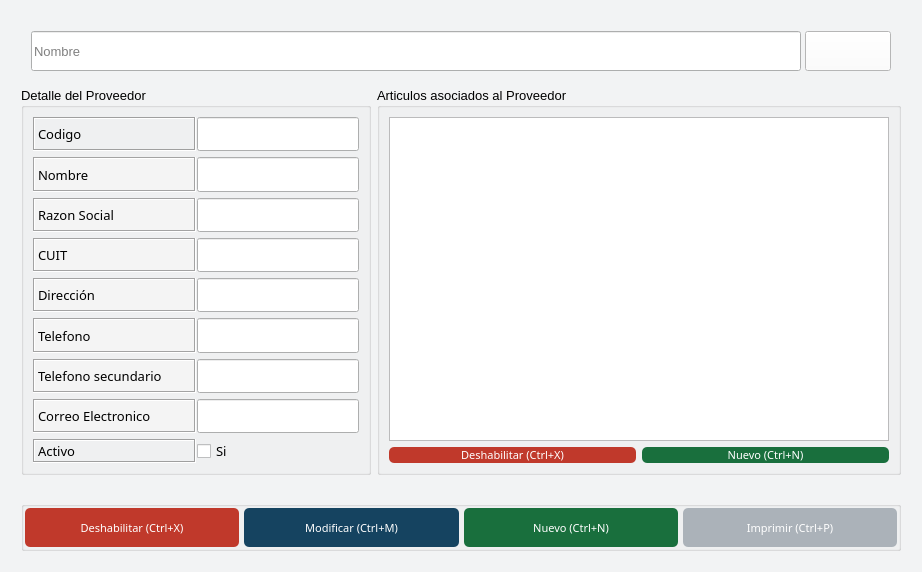
First picture: the form in Vistas/gui/detalles/proveedor_detalle.ui, repository Lonaris/Corupel, before the edit.
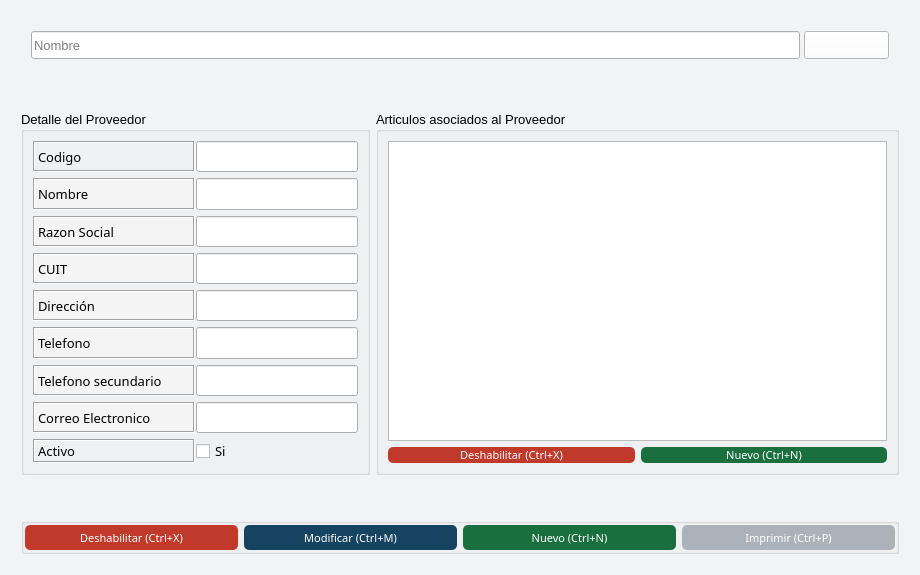
Second picture: the form after the edit. Icons and pictures are not drawn.

Commit message:
Actualizacion de gui detalles
Ahora un articulo puede ver los proveedores asociados.

Patch:
```diff
--- a/Vistas/gui/detalles/proveedor_detalle.ui
+++ b/Vistas/gui/detalles/proveedor_detalle.ui
@@ -6,8 +6,8 @@
    <rect>
     <x>0</x>
     <y>0</y>
-    <width>922</width>
-    <height>572</height>
+    <width>920</width>
+    <height>575</height>
    </rect>
   </property>
   <property name="sizePolicy">
@@ -442,7 +442,7 @@
   </property>
   <layout class="QGridLayout" name="gridLayout_2">
    <item row="0" column="0">
-    <layout class="QVBoxLayout" name="verticalLayout">
+    <layout class="QVBoxLayout" name="main_layout" stretch="1,1,10,1,1">
      <property name="leftMargin">
       <number>10</number>
      </property>
@@ -558,9 +558,22 @@
       </layout>
      </item>
      <item>
-      <layout class="QHBoxLayout" name="horizontalLayout" stretch="40,60">
+      <spacer name="horizontalSpacer_2">
+       <property name="orientation">
+        <enum>Qt::Horizontal</enum>
+       </property>
+       <property name="sizeHint" stdset="0">
+        <size>
+         <width>40</width>
+         <height>20</height>
+        </size>
+       </property>
+      </spacer>
+     </item>
+     <item>
+      <layout class="QHBoxLayout" name="layout_detalles" stretch="40,60">
        <item>
-        <widget class="QGroupBox" name="groupBox_2">
+        <widget class="QGroupBox" name="box_proveedor">
          <property name="font">
           <font>
            <family>MS Shell Dlg 2</family>
@@ -1051,7 +1064,7 @@
         </widget>
        </item>
        <item>
-        <widget class="QGroupBox" name="groupBox_3">
+        <widget class="QGroupBox" name="box_articulos">
          <property name="font">
           <font>
            <pointsize>10</pointsize>
@@ -1662,7 +1675,7 @@
        <property name="title">
         <string/>
        </property>
-       <layout class="QGridLayout" name="gridLayout_4" columnstretch="10,10,10,10">
+       <layout class="QHBoxLayout" name="horizontalLayout">
         <property name="sizeConstraint">
          <enum>QLayout::SetMinimumSize</enum>
         </property>
@@ -1678,60 +1691,7 @@
         <property name="bottomMargin">
          <number>1</number>
         </property>
-        <property name="horizontalSpacing">
-         <number>5</number>
-        </property>
-        <item row="1" column="1">
-         <widget class="QPushButton" name="btn_modificar">
-          <property name="sizePolicy">
-           <sizepolicy hsizetype="Expanding" vsizetype="Expanding">
-            <horstretch>0</horstretch>
-            <verstretch>0</verstretch>
-           </sizepolicy>
-          </property>
-          <property name="font">
-           <font>
-            <family>Ariall</family>
-            <pointsize>-1</pointsize>
-           </font>
-          </property>
-          <property name="styleSheet">
-           <string notr="true">/*Estilos para el botón*/
-#btn_modificar{
-	background-color: #154360;
-	color: #ffffff;
-	font-family: 'Ariall';
-	font-size: 11px;
-	border-radius: 5px;
-	}
-
-#btn_modificar:hover{
-	background-color: #0101DF;
-	}
-</string>
-          </property>
-          <property name="text">
-           <string>Modificar (Ctrl+M)</string>
-          </property>
-          <property name="icon">
-           <iconset>
-            <normaloff>../ico/edit.ico</normaloff>../ico/edit.ico</iconset>
-          </property>
-          <property name="iconSize">
-           <size>
-            <width>40</width>
-            <height>40</height>
-           </size>
-          </property>
-          <property name="checkable">
-           <bool>false</bool>
-          </property>
-          <property name="autoDefault">
-           <bool>false</bool>
-          </property>
-         </widget>
-        </item>
-        <item row="1" column="0">
+        <item>
          <widget class="QPushButton" name="btn_deshabilitar">
           <property name="sizePolicy">
            <sizepolicy hsizetype="Expanding" vsizetype="Expanding">
@@ -2190,7 +2150,57 @@
           </property>
          </widget>
         </item>
-        <item row="1" column="2">
+        <item>
+         <widget class="QPushButton" name="btn_modificar">
+          <property name="sizePolicy">
+           <sizepolicy hsizetype="Expanding" vsizetype="Expanding">
+            <horstretch>0</horstretch>
+            <verstretch>0</verstretch>
+           </sizepolicy>
+          </property>
+          <property name="font">
+           <font>
+            <family>Ariall</family>
+            <pointsize>-1</pointsize>
+           </font>
+          </property>
+          <property name="styleSheet">
+           <string notr="true">/*Estilos para el botón*/
+#btn_modificar{
+	background-color: #154360;
+	color: #ffffff;
+	font-family: 'Ariall';
+	font-size: 11px;
+	border-radius: 5px;
+	}
+
+#btn_modificar:hover{
+	background-color: #0101DF;
+	}
+</string>
+          </property>
+          <property name="text">
+           <string>Modificar (Ctrl+M)</string>
+          </property>
+          <property name="icon">
+           <iconset>
+            <normaloff>../ico/edit.ico</normaloff>../ico/edit.ico</iconset>
+          </property>
+          <property name="iconSize">
+           <size>
+            <width>40</width>
+            <height>40</height>
+           </size>
+          </property>
+          <property name="checkable">
+           <bool>false</bool>
+          </property>
+          <property name="autoDefault">
+           <bool>false</bool>
+          </property>
+         </widget>
+        </item>
+        <item>
          <widget class="QPushButton" name="btn_nuevo">
           <property name="sizePolicy">
            <sizepolicy hsizetype="Expanding" vsizetype="Expanding">
@@ -2235,7 +2245,7 @@
           </property>
          </widget>
         </item>
-        <item row="1" column="3">
+        <item>
          <widget class="QPushButton" name="btn_imprimir">
           <property name="sizePolicy">
            <sizepolicy hsizetype="Expanding" vsizetype="Expanding">
```
Left out of the diff: 8 changed lines with no effect on the pictures. The commit also changes 4 other files.
